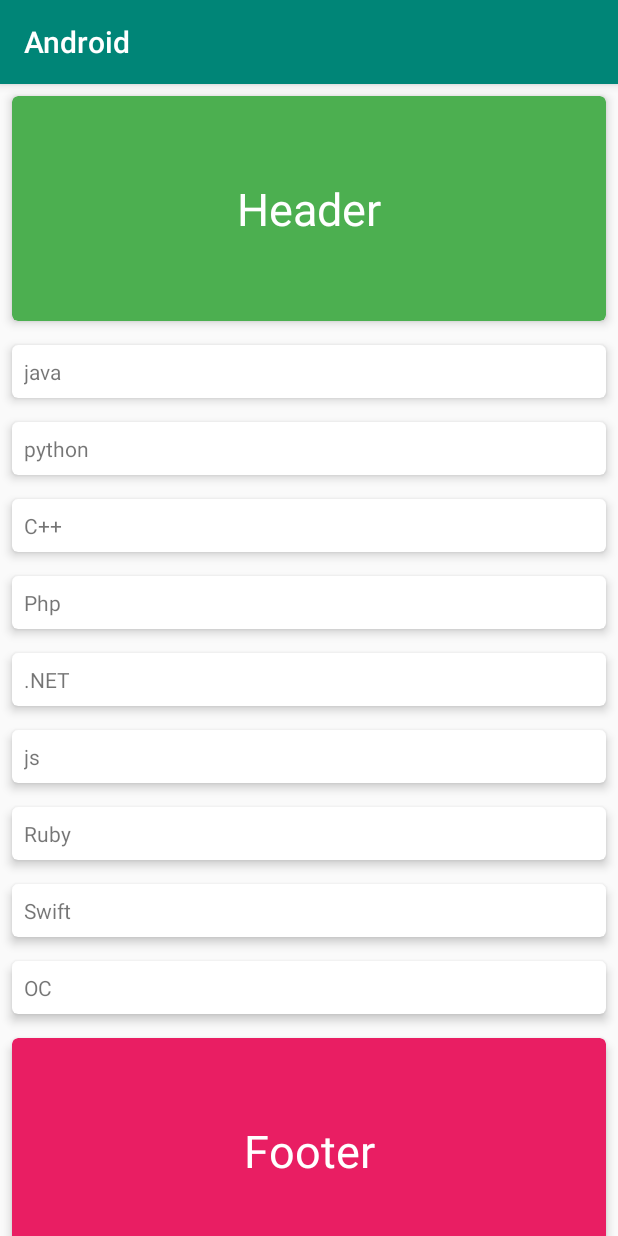
After one commit to hughcoder/AndroidBasis, an Android app: the HeaderAndFooterActivity screen opened directly, with no data from a screen before it, on a phone screen of 412 x 824 dp. The commit adds this screen. Run offline under Robolectric (Android 15) with nearby library versions, the light colour scheme and no system bars.

Commit message:
feat:增加rv相关事件

```diff
--- a/app/src/main/AndroidManifest.xml
+++ b/app/src/main/AndroidManifest.xml
@@ -59,6 +59,9 @@
         <activity android:name=".activities.ListTimeActivity"/>
         <activity android:name=".activities.TestLayoutActivity"/>
         <activity android:name=".dialog.DialogShowActivity"/>
+        <activity android:name=".constraintlayout.ConstraintLayoutActivity"/>
+        <activity android:name=".rvlooper.LooperActivity"/>
+        <activity android:name=".footer.HeaderAndFooterActivity"/>
     </application>
 
 </manifest>
--- /dev/null
+++ b/app/src/main/java/com/hugh/basis/footer/CommonAdapter.java
@@ -0,0 +1,115 @@
+package com.hugh.basis.footer;
+
+import android.content.Context;
+import android.support.v7.widget.RecyclerView;
+import android.view.LayoutInflater;
+import android.view.View;
+import android.view.ViewGroup;
+import android.widget.TextView;
+
+import com.hugh.basis.R;
+
+/**
+ * Created by chenyw on 2019-08-16.
+ */
+public class CommonAdapter extends RecyclerView.Adapter<RecyclerView.ViewHolder> {
+
+    //item类型
+    public static final int ITEM_TYPE_HEADER = 0;
+    public static final int ITEM_TYPE_CONTENT = 1;
+    public static final int ITEM_TYPE_BOTTOM = 2;
+    //模拟数据
+    public String [] texts={"java","python","C++","Php",".NET","js","Ruby","Swift","OC"};
+    private LayoutInflater mLayoutInflater;
+    private Context mContext;
+    private int mHeaderCount=1;//头部View个数
+    private int mBottomCount=1;//底部View个数
+
+    public CommonAdapter(Context context) {
+        mContext = context;
+        mLayoutInflater = LayoutInflater.from(context);
+    }
+
+    //内容长度
+    public int getContentItemCount(){
+        return texts.length;
+    }
+    //判断当前item是否是HeadView
+    public boolean isHeaderView(int position) {
+        return mHeaderCount != 0 && position < mHeaderCount;
+    }
+    //判断当前item是否是FooterView
+    public boolean isBottomView(int position) {
+        return mBottomCount != 0 && position >= (mHeaderCount + getContentItemCount());
+    }
+
+
+    //判断当前item类型
+    @Override
+    public int getItemViewType(int position) {
+        int dataItemCount = getContentItemCount();
+        if (mHeaderCount != 0 && position < mHeaderCount) {
+            //头部View
+            return ITEM_TYPE_HEADER;
+        } else if (mBottomCount != 0 && position >= (mHeaderCount + dataItemCount)) {
+            //底部View
+            return ITEM_TYPE_BOTTOM;
+        } else {
+            //内容View
+            return ITEM_TYPE_CONTENT;
+        }
+    }
+
+    //内容 ViewHolder
+    public static class ContentViewHolder extends RecyclerView.ViewHolder {
+        private TextView textView;
+        public ContentViewHolder(View itemView) {
+            super(itemView);
+            textView=(TextView)itemView.findViewById(R.id.tv_item_text);
+        }
+    }
+    //头部 ViewHolder
+    public static class HeaderViewHolder extends RecyclerView.ViewHolder {
+
+        public HeaderViewHolder(View itemView) {
+            super(itemView);
+        }
+    }
+    //底部 ViewHolder
+    public static class BottomViewHolder extends RecyclerView.ViewHolder {
+
+        public BottomViewHolder(View itemView) {
+            super(itemView);
+        }
+    }
+
+    @Override
+    public RecyclerView.ViewHolder onCreateViewHolder(ViewGroup parent, int viewType) {
+        if (viewType ==ITEM_TYPE_HEADER) {
+            return new HeaderViewHolder(mLayoutInflater.inflate(R.layout.item_header, parent, false));
+        } else if (viewType == ITEM_TYPE_CONTENT) {
+            return  new ContentViewHolder(mLayoutInflater.inflate(R.layout.item_content2, parent, false));
+        } else if (viewType == ITEM_TYPE_BOTTOM) {
+            return new BottomViewHolder(mLayoutInflater.inflate(R.layout.item_footer, parent, false));
+        }
+        return null;
+    }
+
+    @Override
+    public void onBindViewHolder(RecyclerView.ViewHolder holder, int position) {
+        if (holder instanceof HeaderViewHolder) {
+
+        } else if (holder instanceof ContentViewHolder) {
+            ((ContentViewHolder) holder).textView.setText(texts[position - mHeaderCount]);
+
+        } else if (holder instanceof BottomViewHolder) {
+
+        }
+    }
+
+    @Override
+    public int getItemCount() {
+        return mHeaderCount + getContentItemCount() + mBottomCount;
+    }
+
+}
--- /dev/null
+++ b/app/src/main/java/com/hugh/basis/footer/HeaderAndFooterActivity.java
@@ -0,0 +1,31 @@
+package com.hugh.basis.footer;
+
+import android.os.Bundle;
+import android.support.annotation.Nullable;
+import android.support.v7.app.AppCompatActivity;
+import android.support.v7.widget.GridLayoutManager;
+import android.support.v7.widget.LinearLayoutManager;
+import android.support.v7.widget.RecyclerView;
+
+import com.hugh.basis.R;
+
+/**
+ * Created by chenyw on 2019-08-16.
+ */
+public class HeaderAndFooterActivity extends AppCompatActivity {
+    private RecyclerView mRecyclerView;
+    private CommonAdapter adapter;
+    GridLayoutManager gridLayoutManager;
+    LinearLayoutManager layoutManager;
+    @Override
+    protected void onCreate(@Nullable Bundle savedInstanceState) {
+        super.onCreate(savedInstanceState);
+        setContentView(R.layout.activity_footer);
+        mRecyclerView=(RecyclerView)findViewById(R.id.rv_list);
+        //List布局
+        layoutManager=new LinearLayoutManager(this);
+        layoutManager.setOrientation(LinearLayoutManager.VERTICAL);
+        mRecyclerView.setLayoutManager(layoutManager);
+        mRecyclerView.setAdapter(adapter=new CommonAdapter(this));
+    }
+}
--- /dev/null
+++ b/app/src/main/res/layout/activity_footer.xml
@@ -0,0 +1,11 @@
+<?xml version="1.0" encoding="utf-8"?>
+<LinearLayout xmlns:android="http://schemas.android.com/apk/res/android"
+    android:layout_width="match_parent"
+    android:layout_height="match_parent">
+    <android.support.v7.widget.RecyclerView
+        xmlns:android="http://schemas.android.com/apk/res/android"
+        android:layout_width="match_parent"
+        android:layout_height="match_parent"
+        android:id="@+id/rv_list"
+        />
+</LinearLayout>
--- /dev/null
+++ b/app/src/main/res/layout/item_content2.xml
@@ -0,0 +1,25 @@
+<?xml version="1.0" encoding="utf-8"?>
+<android.support.v7.widget.CardView
+    xmlns:card_view="http://schemas.android.com/apk/res-auto"
+    xmlns:android="http://schemas.android.com/apk/res/android"
+    android:layout_width="match_parent"
+    android:layout_height="wrap_content"
+    android:layout_margin="8dp"
+    android:id="@+id/cv_item"
+    android:foreground="?android:attr/selectableItemBackground"
+    card_view:cardCornerRadius="4dp"
+    card_view:cardElevation="4dp"
+    >
+    <LinearLayout
+        android:layout_width="match_parent"
+        android:layout_height="wrap_content">
+        <TextView
+            android:layout_width="wrap_content"
+            android:layout_height="wrap_content"
+            android:id="@+id/tv_item_text"
+            android:text="test"
+            android:layout_margin="8dp"
+            />
+    </LinearLayout>
+
+</android.support.v7.widget.CardView>
--- /dev/null
+++ b/app/src/main/res/layout/item_footer.xml
@@ -0,0 +1,28 @@
+<?xml version="1.0" encoding="utf-8"?>
+<android.support.v7.widget.CardView
+    xmlns:card_view="http://schemas.android.com/apk/res-auto"
+    xmlns:android="http://schemas.android.com/apk/res/android"
+    android:layout_width="match_parent"
+    android:layout_height="wrap_content"
+    android:layout_margin="8dp"
+    android:id="@+id/cv_item"
+    android:foreground="?android:attr/selectableItemBackground"
+    card_view:cardCornerRadius="4dp"
+    card_view:cardElevation="4dp"
+    card_view:cardBackgroundColor="#E91E63"
+    >
+    <LinearLayout
+        android:layout_width="match_parent"
+        android:layout_height="150dp"
+        >
+        <TextView
+            android:layout_width="match_parent"
+            android:layout_height="match_parent"
+            android:text="Footer"
+            android:textSize="30sp"
+            android:textColor="#ffffff"
+            android:gravity="center"
+            />
+
+    </LinearLayout>
+</android.support.v7.widget.CardView>
--- /dev/null
+++ b/app/src/main/res/layout/item_header.xml
@@ -0,0 +1,27 @@
+<?xml version="1.0" encoding="utf-8"?>
+<android.support.v7.widget.CardView
+    xmlns:card_view="http://schemas.android.com/apk/res-auto"
+    xmlns:android="http://schemas.android.com/apk/res/android"
+    android:layout_width="match_parent"
+    android:layout_height="wrap_content"
+    android:layout_margin="8dp"
+    android:id="@+id/cv_item"
+    android:foreground="?android:attr/selectableItemBackground"
+    card_view:cardCornerRadius="4dp"
+    card_view:cardElevation="4dp"
+    card_view:cardBackgroundColor="#4CAF50"
+    >
+    <LinearLayout
+        android:layout_width="match_parent"
+        android:layout_height="150dp"
+        >
+        <TextView
+            android:layout_width="match_parent"
+            android:layout_height="match_parent"
+            android:text="Header"
+            android:textSize="30sp"
+            android:textColor="#ffffff"
+            android:gravity="center"
+            />
+    </LinearLayout>
+</android.support.v7.widget.CardView>
```
Also changed, not shown: app/src/main/java/com/hugh/basis/MainActivity.java (+26 -7 lines), app/src/main/java/com/hugh/basis/constraintlayout/ConstraintLayoutActivity.java (added, +29 -0 lines), app/src/main/java/com/hugh/basis/footer/MyAdapter.java (added, +130 -0 lines), app/src/main/java/com/hugh/basis/rvlooper/AutoPollAdapter.java (added, +48 -0 lines), app/src/main/java/com/hugh/basis/rvlooper/AutoPollRecyclerView.java (added, +78 -0 lines), app/src/main/java/com/hugh/basis/rvlooper/LooperActivity.java (added, +48 -0 lines), app/src/main/res/layout/activity_constraintlayout.xml (added, +59 -0 lines), app/src/main/res/layout/activity_looper_rv.xml (added, +11 -0 lines), app/src/main/res/layout/activity_main.xml (+19 -0 lines), app/src/main/res/layout/item_auto_poll.xml (added, +15 -0 lines).
